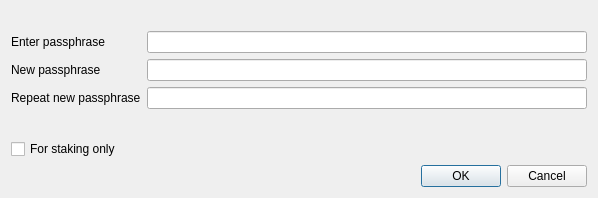
Qt form src/qt/forms/askpassphrasedialog.ui (LightBurdenOfficial/SperoCoin) before a commit.
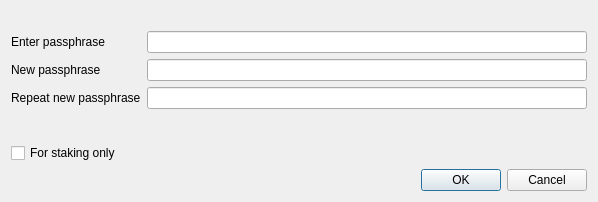
The same form after that commit.

What changed in the file:
```diff
--- a/src/qt/forms/askpassphrasedialog.ui
+++ b/src/qt/forms/askpassphrasedialog.ui
@@ -90,9 +90,9 @@
       <widget class="QLabel" name="capsLabel">
        <property name="font">
         <font>
-         <family>Copperplate Gothic Light</family>
-         <pointsize>10</pointsize>
-         <weight>50</weight>
+         <family>Century Gothic</family>
+         <pointsize>12</pointsize>
+         <weight>9</weight>
          <italic>false</italic>
          <bold>false</bold>
         </font>
@@ -125,6 +125,9 @@
    </item>
    <item>
     <widget class="QDialogButtonBox" name="buttonBox">
+     <property name="styleSheet">
+      <string notr="true">font: 75 9pt &quot;Century Gothic&quot;;</string>
+     </property>
      <property name="orientation">
       <enum>Qt::Horizontal</enum>
      </property>
```
Left out of the diff: 20 changed lines with no effect on the pictures.
